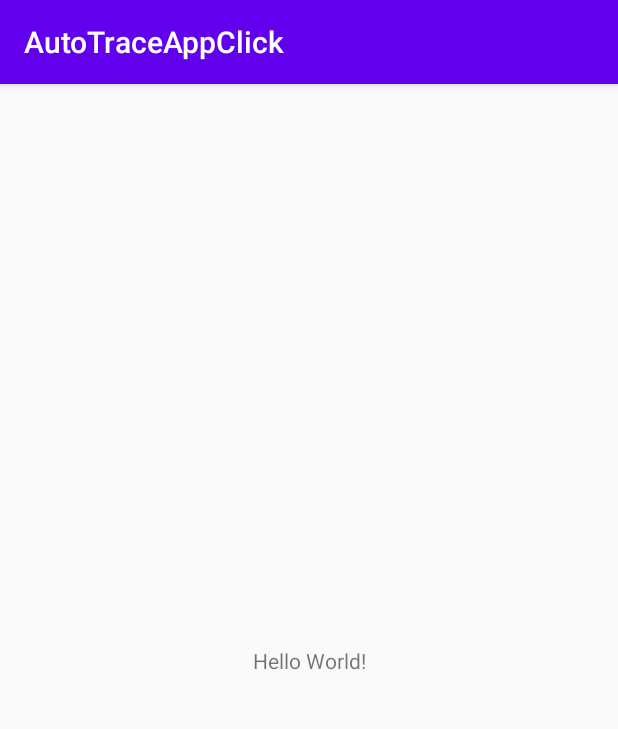
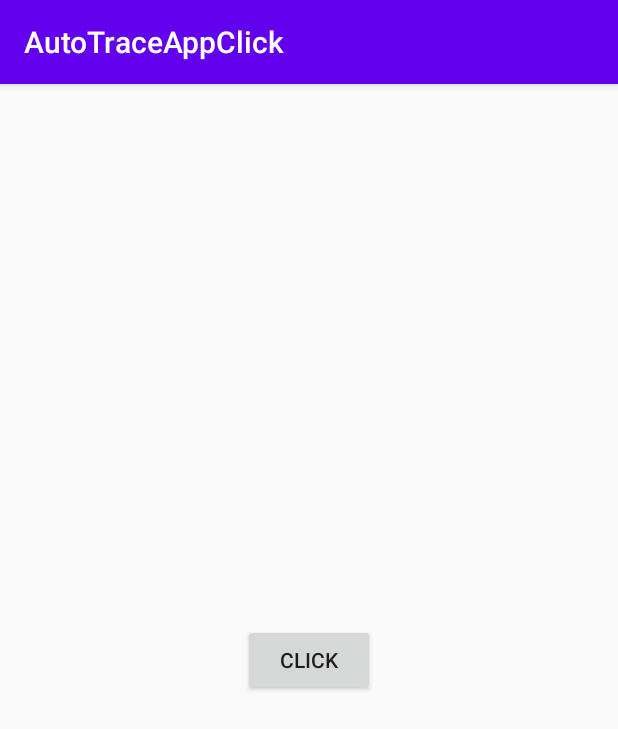
Before and after one commit to MicroKibaco/autotrace_app_click, an Android app: the screen it shows after launch (MainActivity), on a phone screen of 412 x 824 dp. Shown: the top 729 px of the screen. Run offline under Robolectric (Android 15) with nearby library versions, the phone set to English and light mode, and no system bars.

Commit message:
更新README.md

```diff
--- a/app/src/main/java/com/github/microkibaco/autotraceappclick/MainActivity.java
+++ b/app/src/main/java/com/github/microkibaco/autotraceappclick/MainActivity.java
@@ -1,6 +1,7 @@
 package com.github.microkibaco.autotraceappclick;
 
 import android.os.Bundle;
+import android.widget.Toast;
 
 import androidx.appcompat.app.AppCompatActivity;
 
@@ -13,5 +14,8 @@ public class MainActivity extends AppCompatActivity {
     protected void onCreate(Bundle savedInstanceState) {
         super.onCreate(savedInstanceState);
         setContentView(R.layout.activity_main);
+        findViewById(R.id.btn_click).setOnClickListener(v -> {
+            Toast.makeText(this,"btn_click",Toast.LENGTH_SHORT).show();
+        });
     }
 }
--- a/app/src/main/res/layout/activity_main.xml
+++ b/app/src/main/res/layout/activity_main.xml
@@ -6,10 +6,11 @@
         android:layout_height="match_parent"
         tools:context="com.github.microkibaco.autotraceappclick.MainActivity">
 
-    <TextView
+    <Button
+            android:id="@+id/btn_click"
             android:layout_width="wrap_content"
             android:layout_height="wrap_content"
-            android:text="Hello World!"
+            android:text="click"
             app:layout_constraintBottom_toBottomOf="parent"
             app:layout_constraintLeft_toLeftOf="parent"
             app:layout_constraintRight_toRightOf="parent"
--- a/track_sdk/src/main/java/com/github/microkibaco/track_sdk/SensorsDataManager.java
+++ b/track_sdk/src/main/java/com/github/microkibaco/track_sdk/SensorsDataManager.java
@@ -7,6 +7,7 @@ import android.content.pm.PackageInfo;
 import android.content.pm.PackageManager;
 import android.os.Build;
 import android.os.Bundle;
+import android.os.Handler;
 import android.text.TextUtils;
 import android.util.DisplayMetrics;
 import android.util.Log;
@@ -65,8 +66,8 @@ public class SensorsDataManager {
     }
 
     public static Map<String, Object> getDeviceInfo(Context context) {
-        final Map<String, Object> deviceInfo = new HashMap<>();
-        {
+        final Map<String, Object> deviceInfo = new HashMap<>(10);
+
             deviceInfo.put(ITrackClickEvent.LIB, "Android");
             deviceInfo.put(ITrackClickEvent.LIB_VERSION, SensorsDataAPI.SDK_VERSION);
             deviceInfo.put(ITrackClickEvent.OS, "Android");
@@ -90,7 +91,7 @@ public class SensorsDataManager {
             deviceInfo.put(ITrackClickEvent.SCREEN_WIDTH, displayMetrics.widthPixels);
 
             return Collections.unmodifiableMap(deviceInfo);
-        }
+
     }
 
 
@@ -118,9 +119,16 @@ public class SensorsDataManager {
             }
 
             @Override
-            public void onActivityResumed(@NonNull Activity activity) {
+            public void onActivityResumed(@NonNull final Activity activity) {
 
-                delegateViewsOnClickListener(activity, activity.findViewById(android.R.id.content));
+                // 为了防止DataBonding框架给Button设置OnClickListener对象动作稍微晚于onActivityResumed生命周期
+                new Handler().postDelayed(new Runnable() {
+                    @Override
+                    public void run() {
+                        delegateViewsOnClickListener(activity, activity.getWindow().getDecorView());
+                    }
+                },300);
+
             }
 
             @Override
```
Also changed, not shown: track_sdk/src/main/java/com/github/microkibaco/track_sdk/SensorsDataHelper.java (+15 -13 lines), 1 other file.
